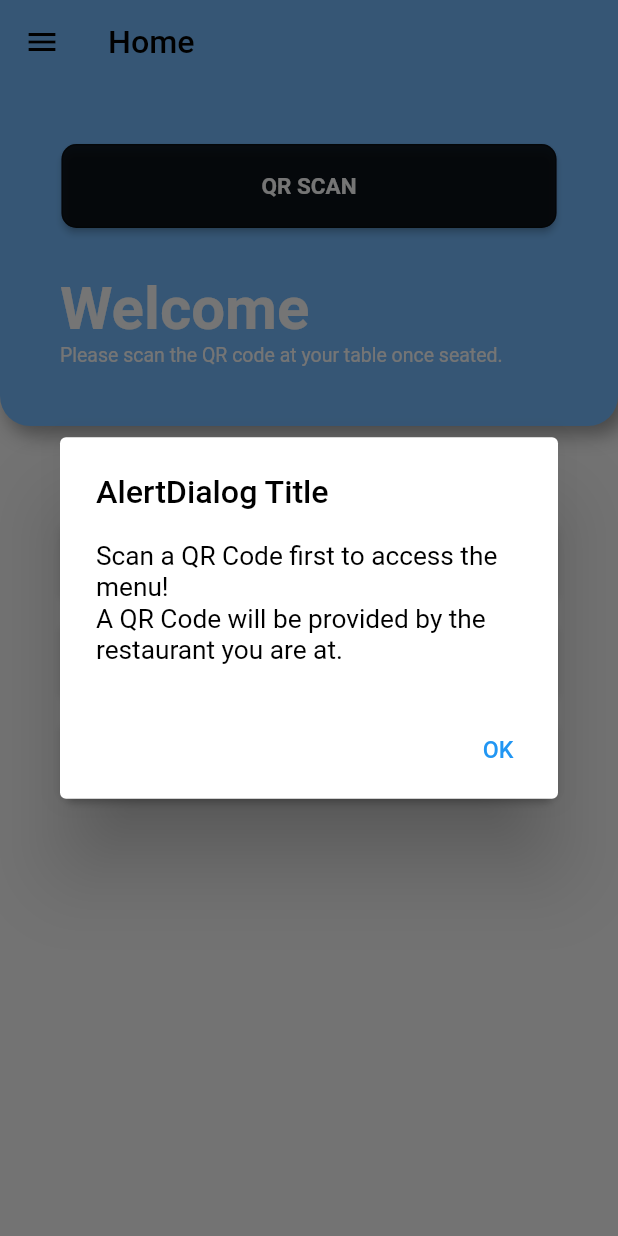
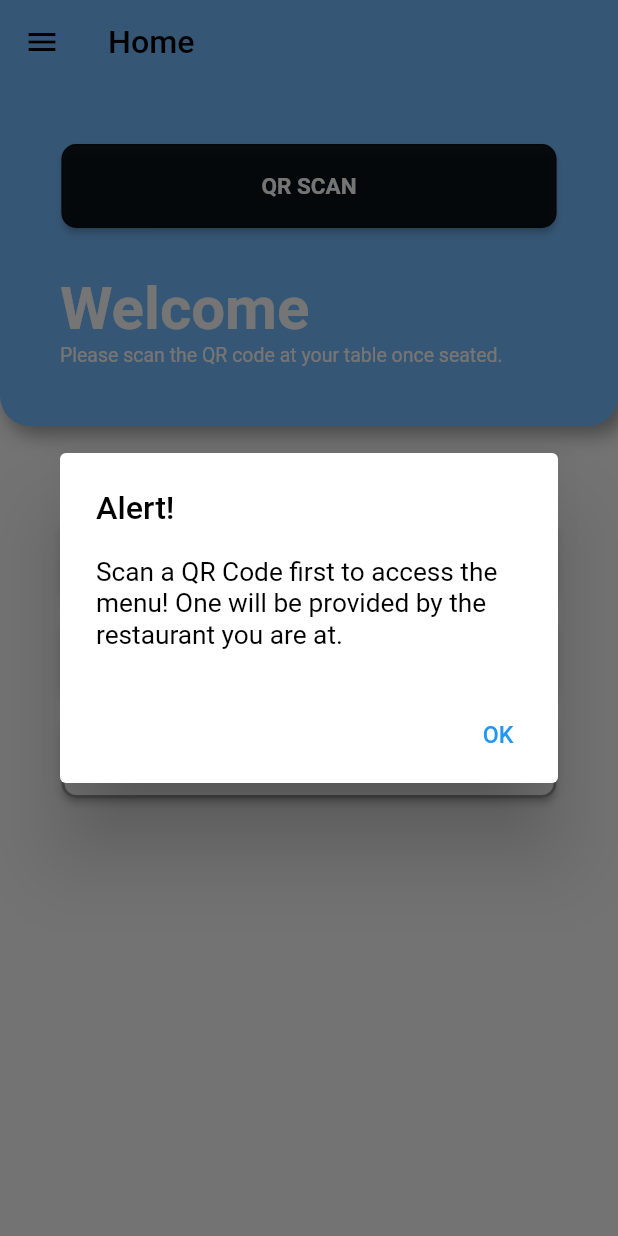
Before and after one commit to kcgalee/CSC-4996-RMS-Mobile, a Flutter app: the CustomerHome screen opened directly, after a tap on "MENU", on a phone screen of 412 x 824 dp. Run offline on Flutter 3.47's test engine with Material 2 defaults, Android fonts, the phone set to English and light mode, and no system bars; our stand-ins replace cloud_firestore, email_validator, firebase_auth, firebase_core, firebase_storage, qr_flutter and 1 more; missing offline and left inert: counter, qr_code_scanner; accounts and stored records are empty; project files that could hold a hidden picture were left out.

Commit message:
Add Menu Pop Up if not scanned in

```diff
--- a/lib/customer/customerHome.dart
+++ b/lib/customer/customerHome.dart
@@ -144,12 +144,11 @@ CreateOrderInfo createOrderInfo = CreateOrderInfo(FirebaseAuth.instance.currentU
                             barrierDismissible: false, // user must tap button!
                             builder: (BuildContext context) {
                               return AlertDialog(
-                                title: const Text('AlertDialog Title'),
+                                title: const Text('Alert!'),
                                 content: SingleChildScrollView(
                                   child: ListBody(
                                     children: const <Widget>[
-                                      Text('Scan a QR Code first to access the menu!'),
-                                      Text('A QR Code will be provided by the restaurant you are at.'),
+                                      Text('Scan a QR Code first to access the menu! One will be provided by the restaurant you are at.'),
                                     ],
                                   ),
                                 ),
```
